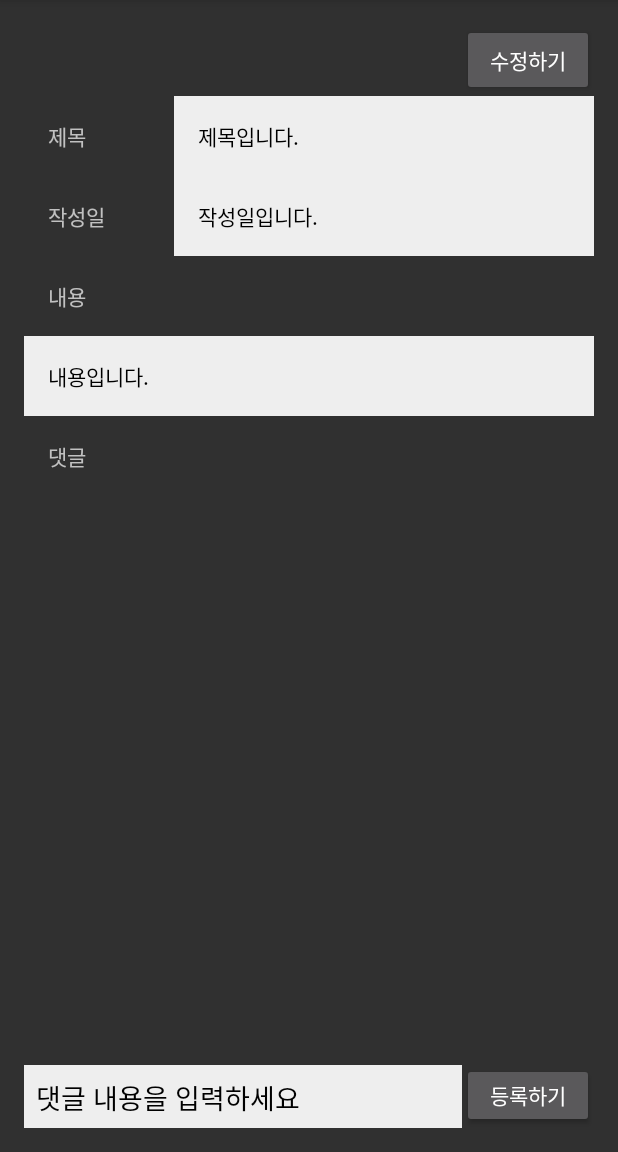
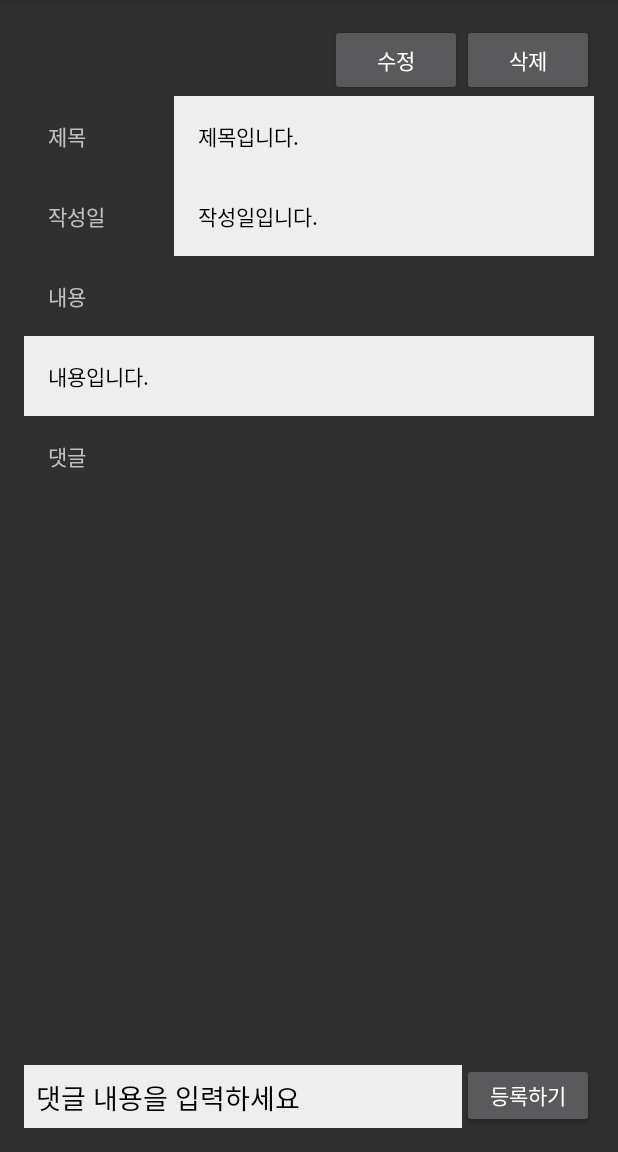
Before and after one commit to SemiC0DER/subway, an Android app built with Jetpack Compose: the DetailActivity screen opened directly, with no data from a screen before it, on a phone screen of 412 x 824 dp, the part 84-1236 px from its top. Run offline under Robolectric (Android 15) with nearby library versions, the phone set to English and light mode, and no system bars; our stand-ins replace Firebase (no records; nobody signed in at launch, a user with empty details on screens opened directly).

Commit message:
삭제 버튼 누르면 글 삭제 하지만 남의 글도 삭제 가능

```diff
--- a/app/src/main/java/com/example/whatsub/DetailActivity.java
+++ b/app/src/main/java/com/example/whatsub/DetailActivity.java
@@ -7,6 +7,7 @@ import androidx.appcompat.app.AlertDialog;
 import androidx.appcompat.app.AppCompatActivity;
 
 import android.annotation.SuppressLint;
+import android.content.Intent;
 import android.os.Bundle;
 import android.util.Log;
 import android.view.LayoutInflater;
@@ -98,6 +99,32 @@ public class DetailActivity extends AppCompatActivity {
                     saveComment(userid, commentContent, board_seq); // 댓글 저장
                     comment_et.setText(""); // 입력창 초기화
                 }
+            }
+        });
+
+        Button delete_button = findViewById(R.id.delete_button);
+        delete_button.setOnClickListener(new View.OnClickListener() {
+            @Override
+            public void onClick(View v) {
+                // 삭제하고자 하는 데이터의 경로를 지정
+                String pathToDelete = "/boards/" + board_seq;
+
+                // DatabaseReference를 가져옴
+                boardsRef = database.getReference(pathToDelete);
+
+                // removeValue 메서드를 호출하여 데이터 삭제
+                boardsRef.removeValue()
+                        .addOnSuccessListener(aVoid -> {
+                            // 삭제 성공
+                            System.out.println("Data deleted successfully!");
+                        })
+                        .addOnFailureListener(e -> {
+                            // 삭제 실패
+                            System.err.println("Error deleting data: " + e.getMessage());
+                        });
+
+                Intent intent = new Intent(DetailActivity.this, ListActivity.class);
+                startActivity(intent);
             }
         });
     }
--- a/app/src/main/res/layout/activity_detail.xml
+++ b/app/src/main/res/layout/activity_detail.xml
@@ -17,7 +17,15 @@
             android:layout_width="wrap_content"
             android:layout_height="wrap_content"
             android:padding="8dp"
-            android:text="수정하기"/>
+            android:text="수정"/>
+
+        <Button
+            android:id="@+id/delete_button"
+            android:layout_width="wrap_content"
+            android:layout_height="wrap_content"
+            android:padding="8dp"
+            android:text="삭제"/>
+
     </LinearLayout>
 
     <ScrollView
```
